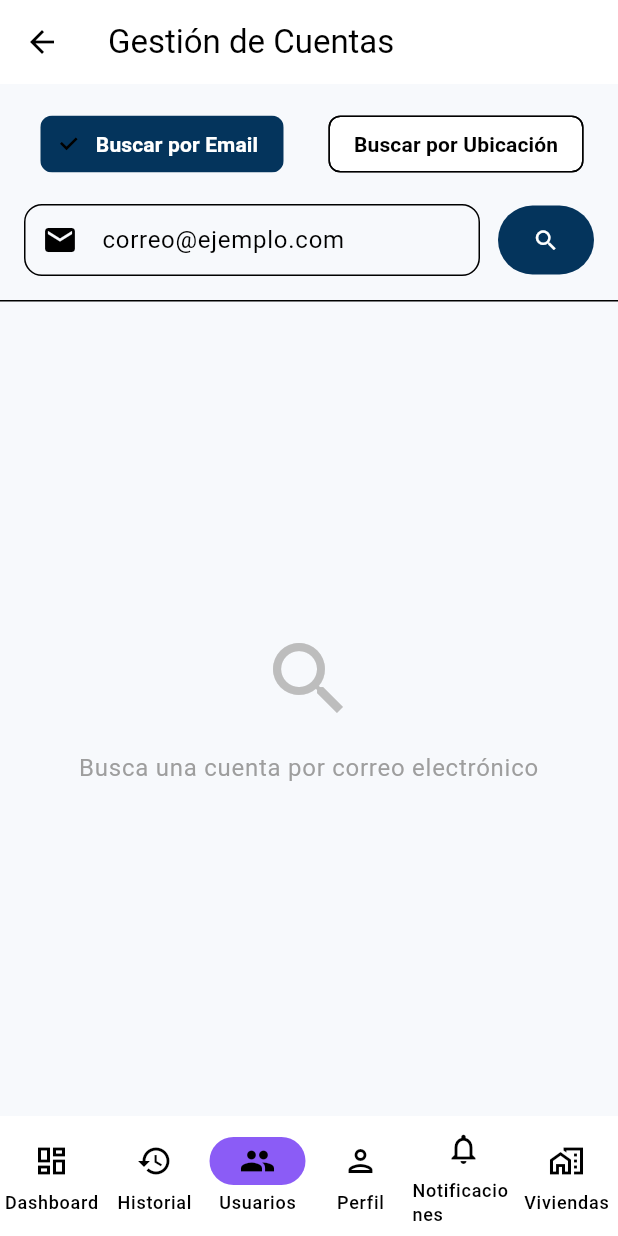
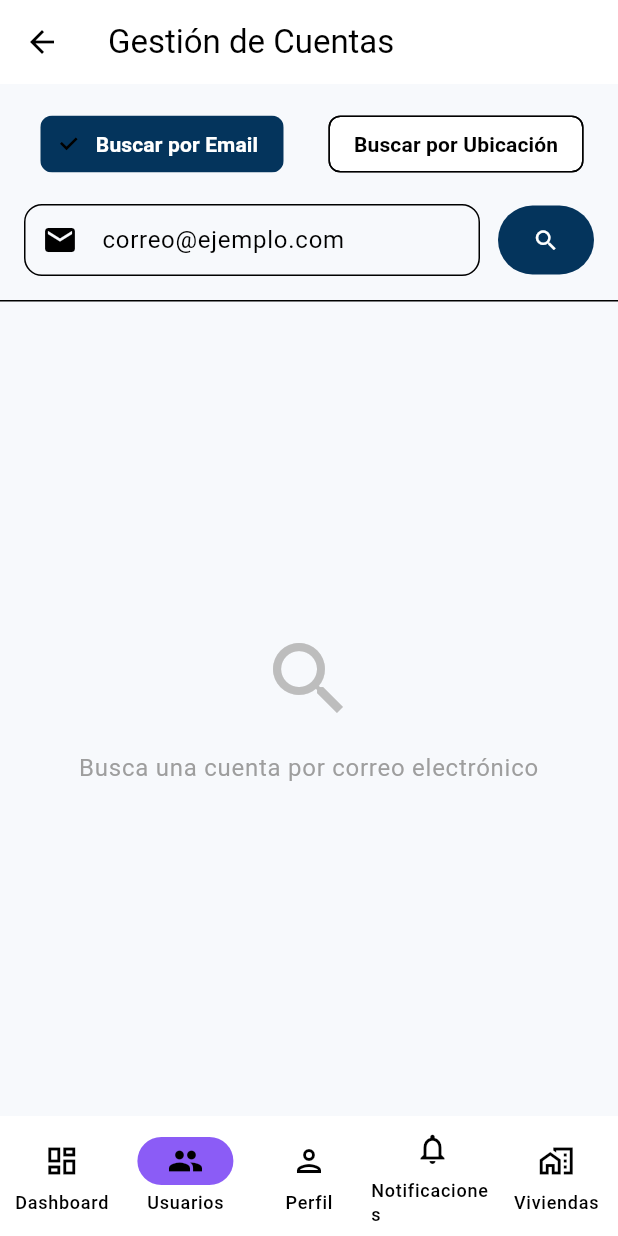
Before and after one commit to DouglasGallardoZ/flutter_app_control_residentes, a Flutter app: the AdminAccountsPage screen opened by its route, on a phone screen of 412 x 824 dp. Run offline on Flutter 3.47's test engine with Material 3 defaults, Android fonts, the phone set to English and light mode, and no system bars; our stand-ins replace camera, cloud_firestore, dio, equatable, firebase_auth, firebase_core and 9 more; missing offline and left inert: dart:html, dart:ui_web, google_mlkit_face_detection, no_screenshot; accounts and stored records are empty; network calls fail.

Commit message:
Remueve meu historial admin

```diff
--- a/lib/presentation/pages/admin/admin_notificaciones_page.dart
+++ b/lib/presentation/pages/admin/admin_notificaciones_page.dart
@@ -99,12 +99,13 @@ class _AdminNotificacionesPageState
         },
       ),
       onTabSelected: (i) {
-        if (i == 4) return;
+        if (i == 3) return;
         WidgetsBinding.instance
             .addPostFrameCallback((_) {
           final routes = [
             '/adminDashboard',
-            '/adminAccessHistory',
+            // TODO: Restaurar cuando se implemente el módulo de historial
+            // '/adminAccessHistory',
             '/adminUsers',
             '/adminProfile',
             null,
--- a/lib/presentation/pages/admin_accounts_page.dart
+++ b/lib/presentation/pages/admin_accounts_page.dart
@@ -553,12 +553,13 @@ class _AdminAccountsPageState
         },
       ),
       onTabSelected: (i) {
-        if (i == 2) return;
+        if (i == 1) return;
         WidgetsBinding.instance
             .addPostFrameCallback((_) {
           final routes = [
             '/adminDashboard',
-            '/adminAccessHistory',
+            // TODO: Restaurar cuando se implemente el módulo de historial
+            // '/adminAccessHistory',
             null,
             '/adminProfile',
             '/adminNotificaciones',
--- a/lib/presentation/pages/admin_dashboard_page.dart
+++ b/lib/presentation/pages/admin_dashboard_page.dart
@@ -79,7 +79,8 @@ class _AdminDashboardPageState
             .addPostFrameCallback((_) {
           final routes = [
             null,
-            '/adminAccessHistory',
+            // TODO: Restaurar cuando se implemente el módulo de historial
+            // '/adminAccessHistory',
             '/adminUsers',
             '/adminProfile',
             '/adminNotificaciones',
--- a/lib/presentation/pages/admin_members_page.dart
+++ b/lib/presentation/pages/admin_members_page.dart
@@ -535,12 +535,13 @@ class _AdminMembersPageState
         },
       ),
       onTabSelected: (i) {
-        if (i == 2) return;
+        if (i == 1) return;
         WidgetsBinding.instance
             .addPostFrameCallback((_) {
           final routes = [
             '/adminDashboard',
-            '/adminAccessHistory',
+            // TODO: Restaurar cuando se implemente el módulo de historial
+            // '/adminAccessHistory',
             null,
             '/adminProfile',
             '/adminNotificaciones',
--- a/lib/presentation/pages/admin_owners_page.dart
+++ b/lib/presentation/pages/admin_owners_page.dart
@@ -614,12 +614,13 @@ class _AdminOwnersPageState
         },
       ),
       onTabSelected: (i) {
-        if (i == 2) return;
+        if (i == 1) return;
         WidgetsBinding.instance
             .addPostFrameCallback((_) {
           final routes = [
             '/adminDashboard',
-            '/adminAccessHistory',
+            // TODO: Restaurar cuando se implemente el módulo de historial
+            // '/adminAccessHistory',
             null,
             '/adminProfile',
             '/adminNotificaciones',
--- a/lib/presentation/pages/admin_profile_page.dart
+++ b/lib/presentation/pages/admin_profile_page.dart
@@ -106,12 +106,13 @@ class _AdminProfilePageState
         },
       ),
       onTabSelected: (i) {
-        if (i == 3) return;
+        if (i == 2) return;
         WidgetsBinding.instance
             .addPostFrameCallback((_) {
           final routes = [
             '/adminDashboard',
-            '/adminAccessHistory',
+            // TODO: Restaurar cuando se implemente el módulo de historial
+            // '/adminAccessHistory',
             '/adminUsers',
             null,
             '/adminNotificaciones',
--- a/lib/presentation/pages/admin_residents_page.dart
+++ b/lib/presentation/pages/admin_residents_page.dart
@@ -442,12 +442,13 @@ class _AdminResidentsPageState
         },
       ),
       onTabSelected: (i) {
-        if (i == 2) return;
+        if (i == 1) return;
         WidgetsBinding.instance
             .addPostFrameCallback((_) {
           final routes = [
             '/adminDashboard',
-            '/adminAccessHistory',
+            // TODO: Restaurar cuando se implemente el módulo de historial
+            // '/adminAccessHistory',
             null,
             '/adminProfile',
             '/adminNotificaciones',
--- a/lib/presentation/pages/admin_users_page.dart
+++ b/lib/presentation/pages/admin_users_page.dart
@@ -22,11 +22,12 @@ class _AdminUsersPageState extends State<AdminUsersPage> {
       title: 'Gestión de Usuarios',
       routeName: '/adminUsers',
       onTabSelected: (index) {
-        if (index == 2) return;
+        if (index == 1) return;
         WidgetsBinding.instance.addPostFrameCallback((_) {
           final routes = [
             '/adminDashboard',
-            '/adminAccessHistory',
+            // TODO: Restaurar cuando se implemente el módulo de historial
+            // '/adminAccessHistory',
             null,
             '/adminProfile',
             '/adminNotificaciones',
--- a/lib/presentation/pages/admin_viviendas_page.dart
+++ b/lib/presentation/pages/admin_viviendas_page.dart
@@ -203,12 +203,13 @@ class _AdminViviendasPageState
         },
       ),
       onTabSelected: (i) {
-        if (i == 5) return;
+        if (i == 4) return;
         WidgetsBinding.instance
             .addPostFrameCallback((_) {
           final routes = [
             '/adminDashboard',
-            '/adminAccessHistory',
+            // TODO: Restaurar cuando se implemente el módulo de historial
+            // '/adminAccessHistory',
             '/adminUsers',
             '/adminProfile',
             '/adminNotificaciones',
--- a/lib/presentation/pages/credentials_residente_page.dart
+++ b/lib/presentation/pages/credentials_residente_page.dart
@@ -41,7 +41,7 @@ class _CredentialsResidentePageState extends State<CredentialsResidentePage> {
     final correo = widget.prospecto.correo;
     if (correo != null && correo.isNotEmpty) {
       emailCtrl.text = correo;
-      _isEmailReadOnly = true;
+      _isEmailReadOnly = false;
     } else {
       _isEmailReadOnly = false;
     }
--- a/lib/presentation/routes/app_routes.dart
+++ b/lib/presentation/routes/app_routes.dart
@@ -11,7 +11,8 @@ import '../pages/qr_visit_page.dart';
 import '../pages/access_history_page.dart';
 import '../pages/profile_page.dart';
 import '../pages/admin_dashboard_page.dart';
-import '../pages/admin_access_history_page.dart';
+// TODO: Restaurar cuando se implemente el módulo de historial
+// import '../pages/admin_access_history_page.dart';
 import '../pages/admin_profile_page.dart';
 import '../pages/admin_users_page.dart';
 import '../pages/admin_residents_page.dart';
@@ -72,7 +73,8 @@ class AppRoutes {
   static const String members = '/members';
 
   static const String adminDashboard = '/adminDashboard';
-  static const String adminAccessHistory = '/adminAccessHistory';
+  // TODO: Restaurar cuando se implemente el módulo de historial
+  // static const String adminAccessHistory = '/adminAccessHistory';
   static const String adminUsers = '/adminUsers';
   static const String adminResidents = '/adminResidents';
   static const String adminOwners = '/adminOwners';
@@ -348,12 +350,13 @@ class AppRoutes {
         return _fadeRoute(AdminDashboardPage(personaId: personaId, identificacion: identificacion), settings: settings);
       }
 
-      case adminAccessHistory: {
-        final args = settings.arguments as Map<String, dynamic>?;
-        final personaId = int.tryParse(args?['personaId']?.toString() ?? '') ?? 0;
-        final identificacion = args?['identificacion'] as String? ?? '';
-        return _fadeRoute(AdminAccessHistoryPage(personaId: personaId, identificacion: identificacion), settings: settings);
-      }
+      // TODO: Restaurar cuando se implemente el módulo de historial
+      // case adminAccessHistory: {
+      //   final args = settings.arguments as Map<String, dynamic>?;
+      //   final personaId = int.tryParse(args?['personaId']?.toString() ?? '') ?? 0;
+      //   final identificacion = args?['identificacion'] as String? ?? '';
+      //   return _fadeRoute(AdminAccessHistoryPage(personaId: personaId, identificacion: identificacion), settings: settings);
+      // }
 
       case adminUsers: {
         final args = settings.arguments as Map<String, dynamic>?;
--- a/lib/presentation/widgets/admin_scaffold.dart
+++ b/lib/presentation/widgets/admin_scaffold.dart
@@ -27,8 +27,9 @@ class AdminScaffold extends StatelessWidget {
     switch (routeName) {
       case '/adminDashboard':
         return 0;
-      case '/adminAccessHistory':
-        return 1;
+      // TODO: Restaurar cuando se implemente el módulo de historial
+      // case '/adminAccessHistory':
+      //   return 1;
       case '/adminUsers':
       case '/adminResidents':
       case '/adminOwners':
@@ -38,13 +39,13 @@ class AdminScaffold extends StatelessWidget {
       case '/adminCreateOwner':
       case '/adminCreateMember':
       case '/adminFacialEnrollment':
+        return 1;
+      case '/adminProfile':
         return 2;
-      case '/adminProfile':
+      case '/adminNotificaciones':
         return 3;
-      case '/adminNotificaciones':
+      case '/adminViviendas':
         return 4;
-      case '/adminViviendas':
-        return 5;
       default:
         return 0;
     }
@@ -56,11 +57,12 @@ class AdminScaffold extends StatelessWidget {
       selectedIcon: Icon(Icons.dashboard),
       label: 'Dashboard',
     ),
-    NavigationDestination(
-      icon: Icon(Icons.history_outlined),
-      selectedIcon: Icon(Icons.history),
-      label: 'Historial',
-    ),
+    // TODO: Restaurar cuando se implemente el módulo de historial
+    // NavigationDestination(
+    //   icon: Icon(Icons.history_outlined),
+    //   selectedIcon: Icon(Icons.history),
+    //   label: 'Historial',
+    // ),
     NavigationDestination(
       icon: Icon(Icons.people_outlined),
       selectedIcon: Icon(Icons.people),
@@ -89,11 +91,12 @@ class AdminScaffold extends StatelessWidget {
       selectedIcon: Icon(Icons.dashboard),
       label: Text('Dashboard'),
     ),
-    NavigationRailDestination(
-      icon: Icon(Icons.history_outlined),
-      selectedIcon: Icon(Icons.history),
-      label: Text('Historial'),
-    ),
+    // TODO: Restaurar cuando se implemente el módulo de historial
+    // NavigationRailDestination(
+    //   icon: Icon(Icons.history_outlined),
+    //   selectedIcon: Icon(Icons.history),
+    //   label: Text('Historial'),
+    // ),
     NavigationRailDestination(
       icon: Icon(Icons.people_outlined),
       selectedIcon: Icon(Icons.people),
@@ -118,11 +121,12 @@ class AdminScaffold extends StatelessWidget {
 
   static const _drawerItems = [
     (Icons.dashboard, 'Dashboard', 0),
-    (Icons.history, 'Historial', 1),
-    (Icons.people, 'Usuarios', 2),
-    (Icons.person, 'Perfil', 3),
-    (Icons.notifications, 'Notificaciones', 4),
-    (Icons.home_work, 'Viviendas', 5),
+    // TODO: Restaurar cuando se implemente el módulo de historial
+    // (Icons.history, 'Historial', 1),
+    (Icons.people, 'Usuarios', 1),
+    (Icons.person, 'Perfil', 2),
+    (Icons.notifications, 'Notificaciones', 3),
+    (Icons.home_work, 'Viviendas', 4),
   ];
 
   Widget _buildDrawer(int calculatedIndex, BuildContext context) {
```
